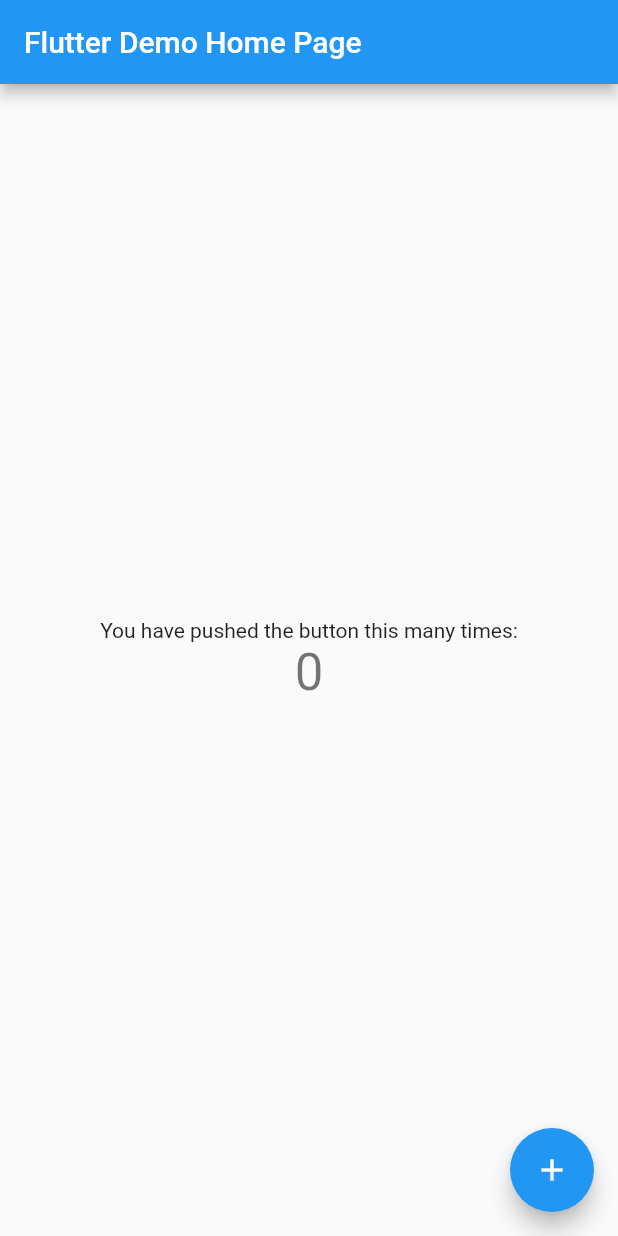
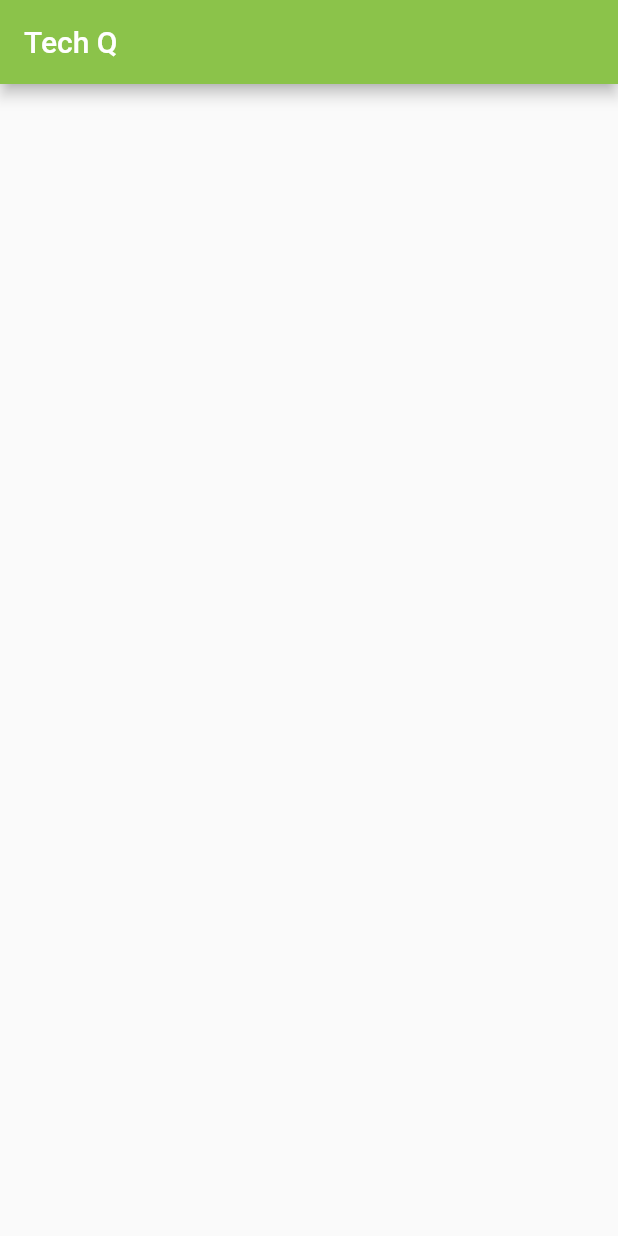
Before and after one commit to kalkotekedar/TechQ_Hackathon2019, a Flutter app: the screen it shows after launch, on a phone screen of 412 x 824 dp. Run offline on Flutter 3.47's test engine with Material 2 defaults, Android fonts, the phone set to English and light mode, and no system bars.

Commit message:
Project Setup

```diff
--- a/techq_hackthon2019/lib/main.dart
+++ b/techq_hackthon2019/lib/main.dart
@@ -1,4 +1,7 @@
 import 'package:flutter/material.dart';
+import 'package:techq_hackthon2019/util/color.dart';
+import 'package:techq_hackthon2019/util/constants.dart';
+import 'package:techq_hackthon2019/widgets/home_page.dart';
 
 void main() => runApp(MyApp());
 
@@ -7,105 +10,20 @@ class MyApp extends StatelessWidget {
   @override
   Widget build(BuildContext context) {
     return MaterialApp(
+      debugShowCheckedModeBanner: false,
       title: 'Flutter Demo',
       theme: ThemeData(
-        // This is the theme of your application.
-        //
-        // Try running your application with "flutter run". You'll see the
-        // application has a blue toolbar. Then, without quitting the app, try
-        // changing the primarySwatch below to Colors.green and then invoke
-        // "hot reload" (press "r" in the console where you ran "flutter run",
-        // or simply save your changes to "hot reload" in a Flutter IDE).
-        // Notice that the counter didn't reset back to zero; the application
-        // is not restarted.
+        primaryColor: PrimaryColor,
+        primaryColorDark: DarkPrimaryColor,
+        buttonColor: TextIcon,
+        accentColor: AccentColor,
         primarySwatch: Colors.blue,
       ),
-      home: MyHomePage(title: 'Flutter Demo Home Page'),
+      home: HomePage(),
+      routes: <String, WidgetBuilder>{
+        P_HomeScreen: (BuildContext context) =>
+            HomePage(), // P_SelectExercises: (BuildContext context) => SelectExercises(),
+      },
     );
   }
 }
-
-class MyHomePage extends StatefulWidget {
-  MyHomePage({Key key, this.title}) : super(key: key);
-
-  // This widget is the home page of your application. It is stateful, meaning
-  // that it has a State object (defined below) that contains fields that affect
-  // how it looks.
-
-  // This class is the configuration for the state. It holds the values (in this
-  // case the title) provided by the parent (in this case the App widget) and
-  // used by the build method of the State. Fields in a Widget subclass are
-  // always marked "final".
-
-  final String title;
-
-  @override
-  _MyHomePageState createState() => _MyHomePageState();
-}
-
-class _MyHomePageState extends State<MyHomePage> {
-  int _counter = 0;
-
-  void _incrementCounter() {
-    setState(() {
-      // This call to setState tells the Flutter framework that something has
-      // changed in this State, which causes it to rerun the build method below
-      // so that the display can reflect the updated values. If we changed
-      // _counter without calling setState(), then the build method would not be
-      // called again, and so nothing would appear to happen.
-      _counter++;
-    });
-  }
-
-  @override
-  Widget build(BuildContext context) {
-    // This method is rerun every time setState is called, for instance as done
-    // by the _incrementCounter method above.
-    //
-    // The Flutter framework has been optimized to make rerunning build methods
-    // fast, so that you can just rebuild anything that needs updating rather
-    // than having to individually change instances of widgets.
-    return Scaffold(
-      appBar: AppBar(
-        // Here we take the value from the MyHomePage object that was created by
-        // the App.build method, and use it to set our appbar title.
-        title: Text(widget.title),
-      ),
-      body: Center(
-        // Center is a layout widget. It takes a single child and positions it
-        // in the middle of the parent.
-        child: Column(
-          // Column is also layout widget. It takes a list of children and
-          // arranges them vertically. By default, it sizes itself to fit its
-          // children horizontally, and tries to be as tall as its parent.
-          //
-          // Invoke "debug painting" (press "p" in the console, choose the
-          // "Toggle Debug Paint" action from the Flutter Inspector in Android
-          // Studio, or the "Toggle Debug Paint" command in Visual Studio Code)
-          // to see the wireframe for each widget.
-          //
-          // Column has various properties to control how it sizes itself and
-          // how it positions its children. Here we use mainAxisAlignment to
-          // center the children vertically; the main axis here is the vertical
-          // axis because Columns are vertical (the cross axis would be
-          // horizontal).
-          mainAxisAlignment: MainAxisAlignment.center,
-          children: <Widget>[
-            Text(
-              'You have pushed the button this many times:',
-            ),
-            Text(
-              '$_counter',
-              style: Theme.of(context).textTheme.display1,
-            ),
-          ],
-        ),
-      ),
-      floatingActionButton: FloatingActionButton(
-        onPressed: _incrementCounter,
-        tooltip: 'Increment',
-        child: Icon(Icons.add),
-      ), // This trailing comma makes auto-formatting nicer for build methods.
-    );
-  }
-}
--- /dev/null
+++ b/techq_hackthon2019/lib/util/constants.dart
@@ -0,0 +1 @@
+const String P_HomeScreen = "/home";
--- /dev/null
+++ b/techq_hackthon2019/lib/widgets/app_bar.dart
@@ -0,0 +1,13 @@
+import 'package:flutter/material.dart';
+
+AppBar appBar(String appTitle) {
+  return AppBar(
+    title: Text(
+      appTitle,
+      style: TextStyle(
+        color: Colors.white,
+      ),
+      textAlign: TextAlign.center,
+    ),
+  );
+}
--- /dev/null
+++ b/techq_hackthon2019/lib/widgets/home_page.dart
@@ -0,0 +1,17 @@
+import 'package:flutter/material.dart';
+import 'package:techq_hackthon2019/widgets/app_bar.dart';
+
+class HomePage extends StatefulWidget {
+  @override
+  _HomePageState createState() => _HomePageState();
+}
+
+class _HomePageState extends State<HomePage> {
+  @override
+  Widget build(BuildContext context) {
+    return Scaffold(
+      appBar: appBar('Tech Q'),
+      body: Container(),
+    );
+  }
+}
```
